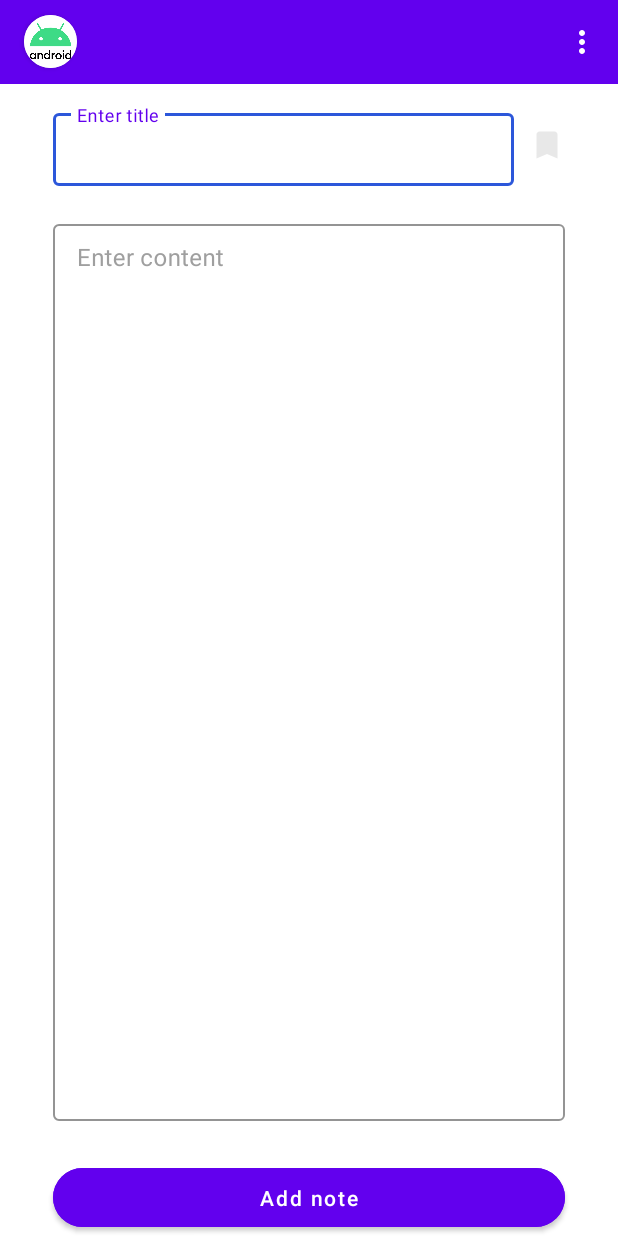
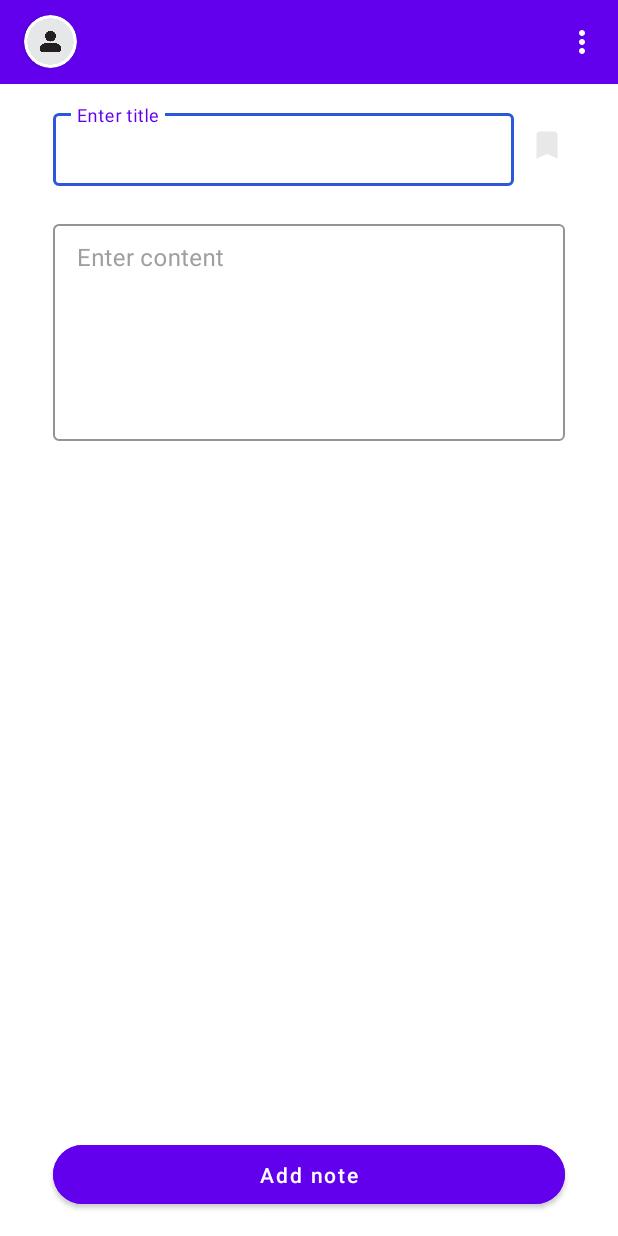
Before and after one commit to k-kyler/android-memo, an Android app: the screen it shows after launch once a user with an empty profile is signed in (AddNoteActivity), after a tap on an icon or button, on a phone screen of 412 x 824 dp. Run offline under Robolectric (Android 15) with nearby library versions, the phone set to English and light mode, and no system bars; our stand-ins replace Firebase (no records; nobody signed in at launch, a user with empty details on screens opened directly).

Commit message:
Update UI, add handle add new note

```diff
--- a/app/src/main/java/com/example/memo/AddNoteActivity.java
+++ b/app/src/main/java/com/example/memo/AddNoteActivity.java
@@ -1,8 +1,4 @@
 package com.example.memo;
-
-import androidx.appcompat.app.AppCompatActivity;
-import androidx.appcompat.widget.Toolbar;
-import androidx.core.content.ContextCompat;
 
 import android.content.Intent;
 import android.graphics.PorterDuff;
@@ -10,17 +6,25 @@ import android.graphics.PorterDuffColorFilter;
 import android.graphics.drawable.Drawable;
 import android.os.Bundle;
 import android.util.Log;
-import android.view.Menu;
 import android.view.MenuItem;
-import android.view.MotionEvent;
 import android.view.View;
 import android.widget.Button;
 import android.widget.EditText;
 import android.widget.ImageView;
-import android.widget.SeekBar;
 import android.widget.TextView;
 
-import com.example.memo.ui.CustomDrawing;
+import androidx.appcompat.app.AppCompatActivity;
+import androidx.appcompat.widget.Toolbar;
+import androidx.core.content.ContextCompat;
+
+import com.example.memo.utils.ShowToastMessage;
+import com.google.firebase.auth.FirebaseAuth;
+import com.google.firebase.auth.FirebaseUser;
+import com.google.firebase.firestore.FieldValue;
+import com.google.firebase.firestore.FirebaseFirestore;
+
+import java.util.HashMap;
+import java.util.Map;
 
 public class AddNoteActivity extends AppCompatActivity {
 
@@ -31,6 +35,9 @@ public class AddNoteActivity extends AppCompatActivity {
     private TextView pin;
     private Button confirmBtn;
     private boolean isPinned;
+    private FirebaseFirestore db = FirebaseFirestore.getInstance();
+    private FirebaseUser firebaseUser = FirebaseAuth.getInstance().getCurrentUser();
+    private final ShowToastMessage showToastMessage = new ShowToastMessage();
 
     @Override
     protected void onCreate(Bundle savedInstanceState) {
@@ -69,7 +76,7 @@ public class AddNoteActivity extends AppCompatActivity {
         toolbar = findViewById(R.id.topAppBar);
 
         topBarAvatar = findViewById(R.id.topBarAvatar);
-        topBarAvatar.setImageResource(R.drawable.android);
+        topBarAvatar.setImageResource(R.drawable.profile);
 
         titleEditText = findViewById(R.id.title);
         contentEditText = findViewById(R.id.content);
@@ -77,6 +84,33 @@ public class AddNoteActivity extends AppCompatActivity {
 
         pin = findViewById(R.id.noteItemPin);
         isPinned = false;
+
+        confirmBtn.setOnClickListener(new View.OnClickListener() {
+            @Override
+            public void onClick(View view) {
+                Map<String, Object> data = new HashMap<>();
+
+                data.put("title", titleEditText.getText().toString());
+                data.put("content", contentEditText.getText().toString());
+                data.put("type", "normal");
+                data.put("isRemoved", false);
+                data.put("isPinned", isPinned);
+                data.put("uid", firebaseUser.getUid());
+                data.put("createdAt", FieldValue.serverTimestamp());
+
+                db.collection("notes").add(data).addOnCompleteListener(task -> {
+                    if (task.isSuccessful()) {
+                        Intent intent = new Intent(AddNoteActivity.this, MainActivity.class);
+
+                        showToastMessage.showToastMessage(getApplicationContext(), "Create note successful");
+                        startActivity(intent);
+                    } else {
+                        Log.e("Error query: ", String.valueOf(task.getException()));
+                        showToastMessage.showToastMessage(getApplicationContext(), "Failed to create");
+                    }
+                });
+            }
+        });
     }
 
     private void EditNoteInit() {
--- a/app/src/main/java/com/example/memo/MainActivity.java
+++ b/app/src/main/java/com/example/memo/MainActivity.java
@@ -2,19 +2,14 @@ package com.example.memo;
 
 import android.content.Intent;
 import android.os.Bundle;
-import android.text.Html;
 import android.util.Log;
-import android.view.Menu;
-import android.view.MenuInflater;
 import android.view.MenuItem;
 import android.view.View;
 import android.widget.ImageView;
 import android.widget.ProgressBar;
 import android.widget.TextView;
-import android.widget.Toast;
 
 import androidx.appcompat.app.AppCompatActivity;
-
 import androidx.appcompat.widget.SearchView;
 import androidx.appcompat.widget.Toolbar;
 import androidx.recyclerview.widget.GridLayoutManager;
@@ -25,7 +20,6 @@ import com.example.memo.models.Note;
 import com.example.memo.ui.NoteListAdapter;
 import com.example.memo.ui.RecyclerItemClickListener;
 import com.google.android.material.floatingactionbutton.FloatingActionButton;
-import com.google.android.material.navigation.NavigationView;
 import com.google.firebase.Timestamp;
 import com.google.firebase.auth.FirebaseAuth;
 import com.google.firebase.auth.FirebaseUser;
@@ -34,7 +28,6 @@ import com.google.firebase.firestore.Query;
 import com.google.firebase.firestore.QueryDocumentSnapshot;
 
 import java.util.ArrayList;
-import java.util.zip.Inflater;
 
 public class MainActivity extends AppCompatActivity {
     private ArrayList<Note> noteArrayList;
@@ -196,7 +189,7 @@ public class MainActivity extends AppCompatActivity {
         toolbar = findViewById(R.id.topAppBar);
 
         topBarAvatar = findViewById(R.id.topBarAvatar);
-        topBarAvatar.setImageResource(R.drawable.android);
+        topBarAvatar.setImageResource(R.drawable.profile);
 
         searchView = findViewById(R.id.search);
         //searchView.setQueryHint(Html.fromHtml("<font color = #ffffff>Search</font>"));
--- a/app/src/main/res/layout/activity_add_note.xml
+++ b/app/src/main/res/layout/activity_add_note.xml
@@ -6,7 +6,7 @@
     android:layout_width="match_parent"
     android:layout_height="match_parent"
     android:background="@color/white"
-    tools:context=".SignUpActivity">
+    tools:context=".AddNoteActivity">
 
     <androidx.coordinatorlayout.widget.CoordinatorLayout
         android:id="@+id/toolBar"
@@ -22,6 +22,7 @@
                 android:layout_width="match_parent"
                 android:layout_height="?attr/actionBarSize"
                 app:menu="@menu/menu_add_node"
+                android:backgroundTint="@color/purple_500"
                 style="@style/Widget.MaterialComponents.Toolbar.Primary"
                 >
 
@@ -101,7 +102,7 @@
                 android:id="@+id/contentLayout"
                 style="@style/CustomTextInputLayout"
                 android:layout_width="match_parent"
-                android:layout_height="match_parent"
+                android:layout_height="150dp"
                 android:hint="Enter content"
                 android:textColorHint="#9F9F9F">
 
@@ -115,18 +116,6 @@
                     android:textColor="@color/black" />
 
             </com.google.android.material.textfield.TextInputLayout>
-
-            <com.example.memo.ui.CustomDrawing
-                android:layout_marginTop="50dp"
-                android:id="@+id/viewDraw"
-                android:layout_width="match_parent"
-                android:layout_height="match_parent"
-                android:scaleType="fitXY"
-                android:visibility="invisible"
-                android:focusable="false"
-                android:focusableInTouchMode="false"
-                android:clickable="false"
-                />
         </RelativeLayout>
 
         <com.google.android.material.button.MaterialButton
@@ -135,6 +124,7 @@
             android:padding="10dp"
             android:backgroundTint="@color/purple_500"
             android:layout_marginTop="15dp"
+            android:layout_marginBottom="15dp"
             android:text="Add note"
             android:textAllCaps="false"
             android:textColor="@color/white"
--- a/app/src/main/res/layout/note_item.xml
+++ b/app/src/main/res/layout/note_item.xml
@@ -2,9 +2,9 @@
 <com.google.android.material.card.MaterialCardView
     xmlns:android="http://schemas.android.com/apk/res/android"
     xmlns:app="http://schemas.android.com/apk/res-auto"
-    android:layout_marginLeft="15dp"
-    android:layout_marginRight="15dp"
-    android:layout_marginTop="15dp"
+    android:layout_marginHorizontal="20dp"
+    android:layout_marginBottom="15dp"
+    android:layout_marginTop="5dp"
     android:layout_gravity="center"
     app:cardCornerRadius="8dp"
     app:cardElevation="2dp"
--- a/app/src/main/res/menu/menu_main.xml
+++ b/app/src/main/res/menu/menu_main.xml
@@ -9,7 +9,6 @@
         <menu>
             <item
                 android:icon="@drawable/ic_baseline_view_list_24"
-                android:iconTint="@color/black"
                 android:id="@+id/changeLayout"
                 android:title="Change Layout"
                 app:showAsAction="ifRoom"/>
```
Also changed, not shown: app/src/main/res/layout/activity_main.xml (+4 -4 lines), app/src/main/res/drawable/android.jpg (deleted), app/src/main/res/drawable/profile.png (added).
